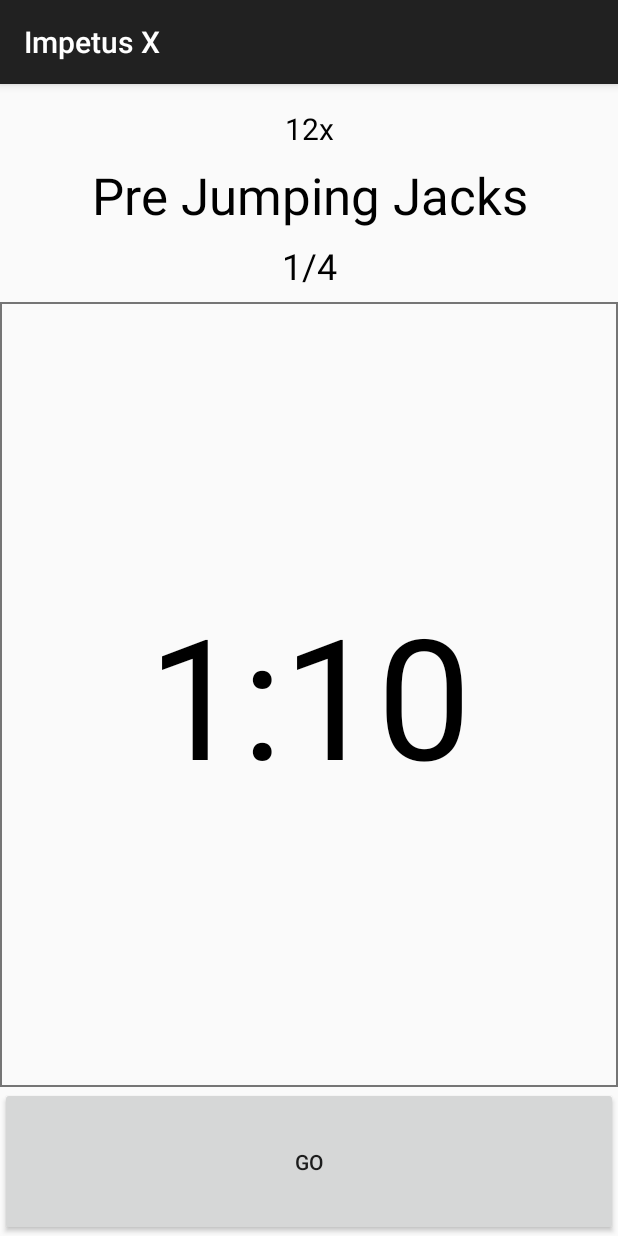
After one commit to maurozegarra/ImpetusX, an Android app: the fragment WorkoutFragment shown on its own in the app's theme, on a phone screen of 412 x 824 dp. The commit adds this screen. Run offline under Robolectric (Android 15) with nearby library versions, the phone set to English and light mode, and no system bars.

Commit message:
Add workout layout

```diff
--- a/app/build.gradle
+++ b/app/build.gradle
@@ -27,11 +27,18 @@ android {
 dependencies {
     implementation fileTree(dir: "libs", include: ["*.jar"])
     implementation "org.jetbrains.kotlin:kotlin-stdlib:$kotlin_version"
+
+    // Android KTX
     implementation 'androidx.core:core-ktx:1.3.1'
+
+    // Support libraries
     implementation 'androidx.appcompat:appcompat:1.1.0'
     implementation 'androidx.constraintlayout:constraintlayout:1.1.3'
+    implementation 'androidx.legacy:legacy-support-v4:1.0.0'
+    implementation "androidx.cardview:cardview:1.0.0"
+
+    // Testing
     testImplementation 'junit:junit:4.12'
     androidTestImplementation 'androidx.test.ext:junit:1.1.1'
     androidTestImplementation 'androidx.test.espresso:espresso-core:3.2.0'
-
 }
--- /dev/null
+++ b/app/src/main/java/com/maurozegarra/app/impetusx/WorkoutFragment.kt
@@ -0,0 +1,16 @@
+package com.maurozegarra.app.impetusx
+
+import android.os.Bundle
+import androidx.fragment.app.Fragment
+import android.view.LayoutInflater
+import android.view.View
+import android.view.ViewGroup
+
+class WorkoutFragment : Fragment() {
+    override fun onCreateView(
+        inflater: LayoutInflater, container: ViewGroup?,
+        savedInstanceState: Bundle?
+    ): View? {
+        return inflater.inflate(R.layout.fragment_workout, container, false)
+    }
+}
--- /dev/null
+++ b/app/src/main/res/drawable/border.xml
@@ -0,0 +1,7 @@
+<?xml version="1.0" encoding="utf-8"?>
+<shape xmlns:android="http://schemas.android.com/apk/res/android"
+    android:shape="rectangle">
+    <stroke
+        android:width="1dp"
+        android:color="#757575" />
+</shape>
--- /dev/null
+++ b/app/src/main/res/drawable/box.xml
@@ -0,0 +1,6 @@
+<?xml version="1.0" encoding="utf-8"?>
+<shape xmlns:android="http://schemas.android.com/apk/res/android"
+    android:shape="rectangle">
+    <solid android:color="@color/black" />
+    <corners android:radius="@dimen/corner_radius" />
+</shape>
--- /dev/null
+++ b/app/src/main/res/layout/fragment_workout.xml
@@ -0,0 +1,82 @@
+<?xml version="1.0" encoding="utf-8"?>
+<androidx.constraintlayout.widget.ConstraintLayout xmlns:android="http://schemas.android.com/apk/res/android"
+    xmlns:app="http://schemas.android.com/apk/res-auto"
+    xmlns:tools="http://schemas.android.com/tools"
+    android:layout_width="match_parent"
+    android:layout_height="match_parent"
+    tools:context=".MainActivity">
+
+    <TextView
+        android:id="@+id/text_quantity"
+        android:layout_width="wrap_content"
+        android:layout_height="wrap_content"
+        android:paddingTop="16dp"
+        android:paddingBottom="8dp"
+        android:text="@string/quantity"
+        android:textAlignment="center"
+        android:textColor="@android:color/black"
+        android:textSize="20sp"
+        app:layout_constraintEnd_toEndOf="parent"
+        app:layout_constraintStart_toStartOf="parent"
+        app:layout_constraintTop_toTopOf="parent" />
+
+    <TextView
+        android:id="@+id/text_title"
+        android:layout_width="wrap_content"
+        android:layout_height="wrap_content"
+        android:maxLines="2"
+        android:paddingStart="16dp"
+        android:paddingEnd="16dp"
+        android:text="@string/title"
+        android:textAlignment="center"
+        android:textColor="@android:color/black"
+        android:textSize="@dimen/title_text_size"
+        app:layout_constraintBottom_toTopOf="@+id/text_subtitle"
+        app:layout_constraintEnd_toEndOf="parent"
+        app:layout_constraintStart_toStartOf="parent"
+        app:layout_constraintTop_toBottomOf="@id/text_quantity" />
+
+    <TextView
+        android:id="@+id/text_subtitle"
+        android:layout_width="wrap_content"
+        android:layout_height="wrap_content"
+        android:layout_marginTop="8dp"
+        android:layout_marginBottom="8dp"
+        android:text="@string/subtitle"
+        android:textColor="@android:color/black"
+        android:textSize="@dimen/subtitle_text_size"
+        android:visibility="visible"
+        app:layout_constraintBottom_toTopOf="@+id/text_timer"
+        app:layout_constraintEnd_toEndOf="parent"
+        app:layout_constraintStart_toStartOf="parent"
+        app:layout_constraintTop_toBottomOf="@+id/text_title" />
+
+
+    <TextView
+        android:id="@+id/text_timer"
+        android:layout_width="match_parent"
+        android:layout_height="0dp"
+        android:background="@drawable/border"
+        android:gravity="center"
+        android:maxLines="1"
+        android:paddingStart="16dp"
+        android:paddingEnd="16dp"
+        android:text="@string/timer"
+        android:textColor="@android:color/black"
+        app:autoSizeTextType="uniform"
+        app:layout_constraintBottom_toTopOf="@+id/button_go"
+        app:layout_constraintEnd_toEndOf="parent"
+        app:layout_constraintStart_toStartOf="parent"
+        app:layout_constraintTop_toBottomOf="@+id/text_subtitle" />
+
+    <Button
+        android:id="@+id/button_go"
+        android:layout_width="match_parent"
+        android:layout_height="wrap_content"
+        android:padding="40dp"
+        android:text="@string/go"
+        app:layout_constraintBottom_toBottomOf="parent"
+        app:layout_constraintEnd_toEndOf="parent"
+        app:layout_constraintStart_toStartOf="parent" />
+
+</androidx.constraintlayout.widget.ConstraintLayout>
--- a/app/src/main/res/values/colors.xml
+++ b/app/src/main/res/values/colors.xml
@@ -1,6 +1,8 @@
 <?xml version="1.0" encoding="utf-8"?>
 <resources>
-    <color name="colorPrimary">#6200EE</color>
-    <color name="colorPrimaryDark">#3700B3</color>
-    <color name="colorAccent">#03DAC5</color>
+    <color name="colorPrimary">#212121</color>
+    <color name="colorPrimaryDark">#000000</color>
+    <color name="colorAccent">#D50000</color>
+
+    <color name="black">#757575</color>
 </resources>
--- /dev/null
+++ b/app/src/main/res/values/dimens.xml
@@ -0,0 +1,8 @@
+<?xml version="1.0" encoding="utf-8"?>
+<resources>
+    <dimen name="default_spacing">16dp</dimen>
+    <dimen name="title_text_size">34sp</dimen>
+    <dimen name="subtitle_text_size">24sp</dimen>
+    <dimen name="corner_radius">0dp</dimen>
+    <dimen name="timer_text_size">120sp</dimen>
+</resources>
--- a/app/src/main/res/values/strings.xml
+++ b/app/src/main/res/values/strings.xml
@@ -1,3 +1,8 @@
-<resources>
+<resources xmlns:tools="http://schemas.android.com/tools">
     <string name="app_name">Impetus X</string>
+    <string name="quantity">12x</string>
+    <string name="title">Pre Jumping Jacks</string>
+    <string name="subtitle" tools:ignore="TypographyFractions">1/4</string>
+    <string name="timer">1:10</string>
+    <string name="go">go</string>
 </resources>
```
